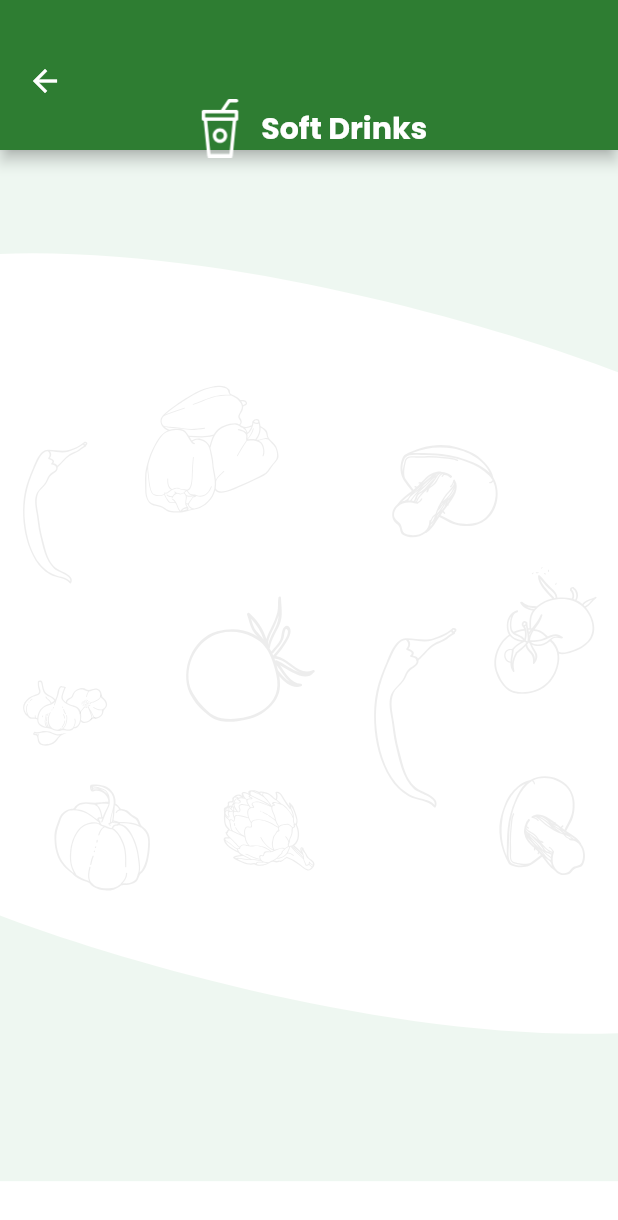
After one commit to saurabhmdh/ekirana_user_flutter, a Flutter app: the screen it shows after launch, after a tap on "Soft Drinks", on a phone screen of 412 x 824 dp. The commit adds this screen. Shown: the top 1220 px of the screen. Run offline on Flutter 3.47's test engine with Material 2 defaults, Android fonts, the phone set to English and light mode, and no system bars; our stand-ins replace flutter_svg_provider.

Commit message:
added product list screen

```diff
--- a/lib/screens/HomeScreen.dart
+++ b/lib/screens/HomeScreen.dart
@@ -1,3 +1,4 @@
+import 'package:ekirana_user_flutter/screens/ProductListScreen.dart';
 import 'package:flutter/material.dart';
 import 'package:flutter_svg_provider/flutter_svg_provider.dart';
 class HomeScreen extends StatefulWidget{
@@ -77,7 +78,19 @@ class _HomeScreen extends State<HomeScreen> {
               Column(
                 children: [
                   SizedBox(height: 8,),
-                  Container(
+                  InkWell(
+                    onTap: (){
+                      Navigator.push(
+                        context,
+                        MaterialPageRoute(builder: (context) =>
+                            ProductListScreen(
+                                "Essentials & Grocery",
+                                Svg('assets/images/grocery_screen_icon.svg')
+                            ),
+                      )
+                      );
+                    },
+                    child: Container(
                       width: 154,
                       height: 100,
                       child:  const Card(
@@ -92,8 +105,21 @@ class _HomeScreen extends State<HomeScreen> {
                         ),
                       ),
                     ),
+                  ),
                   SizedBox(height: 8,),
-                  Container(
+                  InkWell(
+                    onTap: (){
+                      Navigator.push(
+                          context,
+                          MaterialPageRoute(builder: (context) =>
+                              ProductListScreen(
+                                  "Garments",
+                                  Svg('assets/images/garment_icon.svg')
+                              ),
+                          )
+                      );
+                    },
+                    child: Container(
                       width: 154,
                       height: 100,
                       child: const Card(
@@ -108,8 +134,21 @@ class _HomeScreen extends State<HomeScreen> {
                         ),
                       ),
                     ),
+                  ),
                   SizedBox(height: 8,),
-                  Container(
+                  InkWell(
+                    onTap: (){
+                      Navigator.push(
+                          context,
+                          MaterialPageRoute(builder: (context) =>
+                              ProductListScreen(
+                                  "Others",
+                                  Svg('assets/images/others_icon.svg')
+                              ),
+                          )
+                      );
+                    },
+                    child: Container(
                       width: 154,
                       height: 100,
                       child: const Card(
@@ -124,8 +163,21 @@ class _HomeScreen extends State<HomeScreen> {
                         ),
                       ),
                     ),
+                  ),
                   SizedBox(height: 8,),
-                  Container(
+                  InkWell(
+                    onTap: (){
+                      Navigator.push(
+                          context,
+                          MaterialPageRoute(builder: (context) =>
+                              ProductListScreen(
+                                  "Interior Design",
+                                  Svg('assets/images/interior_design_icon.svg')
+                              ),
+                          )
+                      );
+                    },
+                    child: Container(
                       width: 154,
                       height: 100,
                       child: const Card(
@@ -140,12 +192,25 @@ class _HomeScreen extends State<HomeScreen> {
                         ),
                       ),
                     ),
+                  ),
                 ],
               ),
               Column(
                 children: [
                   SizedBox(height: 8,),
-                  Container(
+                  InkWell(
+                    onTap: (){
+                      Navigator.push(
+                          context,
+                          MaterialPageRoute(builder: (context) =>
+                              ProductListScreen(
+                                  "Soft Drinks",
+                                  Svg('assets/images/soft_drink_icon.svg')
+                              ),
+                          )
+                      );
+                    },
+                    child: Container(
                       width: 154,
                       height: 100,
                       child: const Card(
@@ -160,8 +225,21 @@ class _HomeScreen extends State<HomeScreen> {
                         ),
                       ),
                     ),
+                  ),
                   SizedBox(height: 8,),
-                  Container(
+                  InkWell(
+                    onTap: (){
+                      Navigator.push(
+                          context,
+                          MaterialPageRoute(builder: (context) =>
+                              ProductListScreen(
+                                  "Sanitary",
+                                  AssetImage('assets/images/sanitary_icon.png')
+                              ),
+                          )
+                      );
+                    },
+                    child: Container(
                       width: 154,
                       height: 100,
                       child: const Card(
@@ -176,8 +254,21 @@ class _HomeScreen extends State<HomeScreen> {
                         ),
                       ),
                     ),
+                  ),
                   SizedBox(height: 8,),
-                  Container(
+                  InkWell(
+                    onTap: (){
+                      Navigator.push(
+                          context,
+                          MaterialPageRoute(builder: (context) =>
+                              ProductListScreen(
+                                  "Cosmetics",
+                                  Svg('assets/images/cosmetics_icon.svg')
+                              ),
+                          )
+                      );
+                    },
+                    child: Container(
                       width: 154,
                       height: 100,
                       child: const Card(
@@ -188,6 +279,7 @@ class _HomeScreen extends State<HomeScreen> {
                             Image(image: Svg('assets/images/cosmetics_icon.svg'),width: 34,height: 34),
                             Text("Cosmetics & Personal Care",style: TextStyle(fontWeight: FontWeight.w600 ), textAlign: TextAlign.center,),
                           ],
+                        ),
                       ),
                     ),
                   ),
--- /dev/null
+++ b/lib/screens/ProductListScreen.dart
@@ -0,0 +1,65 @@
+import 'package:flutter/material.dart';
+import 'package:flutter_svg_provider/flutter_svg_provider.dart';
+
+class ProductListScreen extends StatefulWidget{
+  String title;
+  ImageProvider<Object> icon;
+  ProductListScreen(this.title,this.icon);
+  @override
+  _ProductListScreen createState() => _ProductListScreen(title,icon);
+}
+class _ProductListScreen extends State<ProductListScreen> {
+
+  var title;
+  ImageProvider<Object> icon;
+  _ProductListScreen(this.title,this.icon);
+  @override
+  Widget build(BuildContext context) {
+    return Container(
+      width: double.infinity,
+      height: double.infinity,
+      decoration: const BoxDecoration(
+          image: DecorationImage(image: Svg("assets/images/app_bg.svg"),fit: BoxFit.cover)
+      ),
+      child: Scaffold(
+        backgroundColor: Colors.transparent,
+        resizeToAvoidBottomInset: false,
+        appBar: AppBar(
+          toolbarHeight: 100,
+          automaticallyImplyLeading: false,
+          flexibleSpace: Container(
+            color: Colors.green.shade800,
+            child: Column(
+              children: [
+                Column(
+                  children: [
+                    InkWell(
+                      onTap: (){Navigator.pop(context);},
+                      child: Container(
+                          alignment: Alignment.topLeft,
+                          padding: const EdgeInsets.only(left: 18,top: 42),
+                          child: Icon(Icons.arrow_back,color: Colors.white,)
+                      ),
+                    ),
+                    Row(
+                      mainAxisAlignment: MainAxisAlignment.center,
+                      children: [
+                        Image(image: icon,width: 39,height: 39,color: Colors.white,),
+                        SizedBox(width: 8,),
+                        Text(title,style: const TextStyle(
+                          fontSize: 20,
+                          fontWeight: FontWeight.w800,
+                          color: Colors.white
+                        ),),
+                      ],
+                    )
+                  ],
+                )
+              ],
+            ),
+          ),
+        ),
+      ),
+    );
+  }
+}
```
Also changed, not shown: assets/images/grocery_screen_icon.svg (added). Lines whose indentation alone changed are shown as unchanged.
